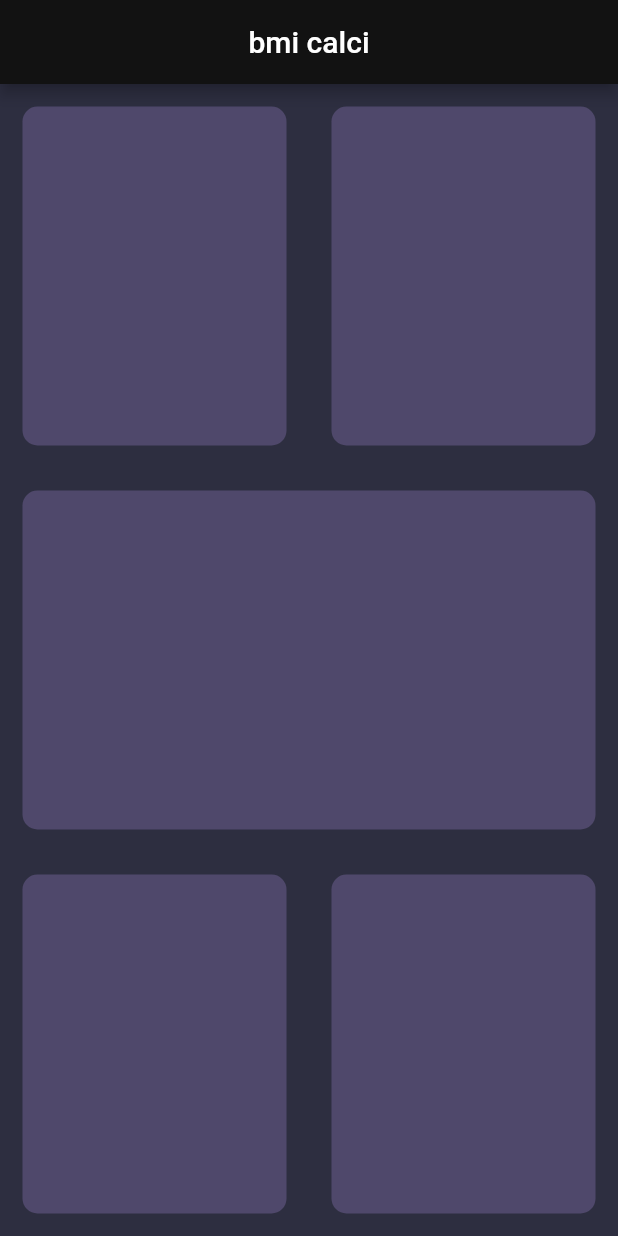
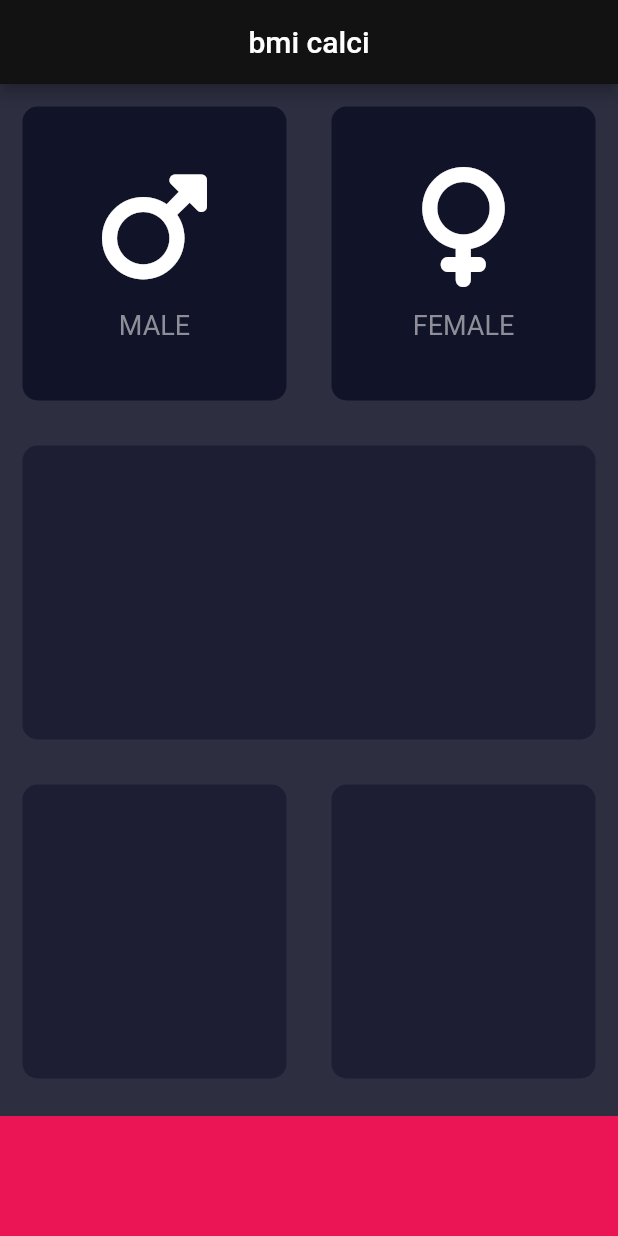
Before and after one commit to Pragya1904/BMI-calculator, a Flutter app: the screen it shows after launch, on a phone screen of 412 x 824 dp. Run offline on Flutter 3.47's test engine with Material 2 defaults, Android fonts, the phone set to English and light mode, and no system bars; our stand-ins replace font_awesome_flutter.

Commit message:
designed 2 cards in the input page

```diff
--- /dev/null
+++ b/bmi_calculator/lib/icon_content.dart
@@ -0,0 +1,25 @@
+import 'package:flutter/material.dart';
+class ColumnCard extends StatelessWidget {
+  ColumnCard({@required this.iconn,this.txt});
+  final iconn;
+  final txt;
+  @override
+  Widget build(BuildContext context) {
+    return Column(
+      mainAxisAlignment: MainAxisAlignment.center,
+      children: [
+        Icon(iconn, size: 80),
+        SizedBox(
+          height: 15,
+        ),
+        Text(
+          txt,
+          style: TextStyle(
+            fontSize: 18,
+            color: Color(0xff8d8e98),
+          ),
+        ),
+      ],
+    );
+  }
+}
--- a/bmi_calculator/lib/input_page.dart
+++ b/bmi_calculator/lib/input_page.dart
@@ -1,4 +1,11 @@
 import 'package:flutter/material.dart';
+import 'package:font_awesome_flutter/font_awesome_flutter.dart';
+import 'reusable_card.dart';
+import 'icon_content.dart';
+const bottomHeight = 80.0;
+const bottomContainerColor = Color(0xffeb1555);
+const activeCardColor = Color(0xff1d1e33);
+const inactiveCardColor = Color(0xff111328);
 class bmi extends StatefulWidget {
   const bmi({Key? key}) : super(key: key);
 
@@ -7,6 +14,33 @@ class bmi extends StatefulWidget {
 }
 
 class _bmiState extends State<bmi> {
+  Color  maleCardColor=inactiveCardColor;
+  Color femaleCardColor=inactiveCardColor;
+void updateColor(int gender)
+{
+  if(gender==1)
+    {
+      if(maleCardColor==inactiveCardColor)
+       { maleCardColor=activeCardColor;
+       femaleCardColor=inactiveCardColor;
+       }
+      else
+        {maleCardColor=inactiveCardColor;
+        femaleCardColor=activeCardColor;
+        }
+    }
+  if(gender==0)
+  {
+    if(femaleCardColor==inactiveCardColor)
+    {maleCardColor=inactiveCardColor;
+    femaleCardColor=activeCardColor;
+    }
+    else
+    { maleCardColor=activeCardColor;
+    femaleCardColor=inactiveCardColor;
+    }
+  }
+}
   @override
   Widget build(BuildContext context) {
     return Scaffold(
@@ -22,18 +56,46 @@ class _bmiState extends State<bmi> {
                 children: [
                   Expanded(
                     flex: 1,
-                    child: reusableCard(),
+                    child: GestureDetector(
+                      onTap: (){
+                        setState(() {
+                          updateColor(1);
+                        });
+                      },
+                      child: ReusableCard(
+                        colour: maleCardColor,
+                        cardChild: ColumnCard(
+                          iconn: FontAwesomeIcons.mars,
+                          txt:"MALE",
+                        ),
+                      ),
+                    ),
                   ),
                   Expanded(
                     flex: 1,
-                    child: reusableCard(),
+                    child: GestureDetector(
+                      onTap: (){
+                        setState(() {
+                          updateColor(0);
+                        });
+                      },
+                      child: ReusableCard(
+                        colour: femaleCardColor,
+                          cardChild: ColumnCard(
+                            iconn: FontAwesomeIcons.venus,
+                            txt:"FEMALE",
+                          ),
+                      ),
+                    ),
                   ),
                 ],
               ),
             ),
             Expanded(
               flex: 1,
-              child: reusableCard(),
+              child: ReusableCard(
+                colour: activeCardColor,
+              ),
             ),
             Expanded(
               flex: 1,
@@ -41,30 +103,26 @@ class _bmiState extends State<bmi> {
                 children: [
                   Expanded(
                     flex: 1,
-                    child: reusableCard(),
+                    child: ReusableCard(
+                      colour: activeCardColor,
+                    ),
                   ),
                   Expanded(
                     flex: 1,
-                    child:reusableCard(),
+                    child: ReusableCard(
+                      colour: activeCardColor,
+                    ),
                   ),
                 ],
               ),
             ),
+            Container(
+              color: bottomContainerColor,
+              margin: EdgeInsets.only(top: 10),
+              width: double.infinity,
+              height: bottomHeight,
+            ),
           ],
-        )
-    );
+        ));
   }
 }
-
-class reusableCard extends StatelessWidget {
-  @override
-  Widget build(BuildContext context) {
-    return Container(
-      margin: EdgeInsets.all(15),
-      decoration: BoxDecoration(
-        color: Color(0xff4f486b),
-        borderRadius: BorderRadius.circular(10),
-      ),
-    );
-  }
-}
--- /dev/null
+++ b/bmi_calculator/lib/reusable_card.dart
@@ -0,0 +1,17 @@
+import 'package:flutter/material.dart';
+class ReusableCard extends StatelessWidget {
+  ReusableCard({@required this.colour, this.cardChild});
+  final colour;
+  final cardChild;
+  @override
+  Widget build(BuildContext context) {
+    return Container(
+      child: cardChild,
+      margin: EdgeInsets.all(15),
+      decoration: BoxDecoration(
+        color: colour,
+        borderRadius: BorderRadius.circular(10),
+      ),
+    );
+  }
+}
```
Also changed, not shown: bmi_calculator/pubspec.yaml (+1 -17 lines), bmi_calculator/pubspec.lock.
